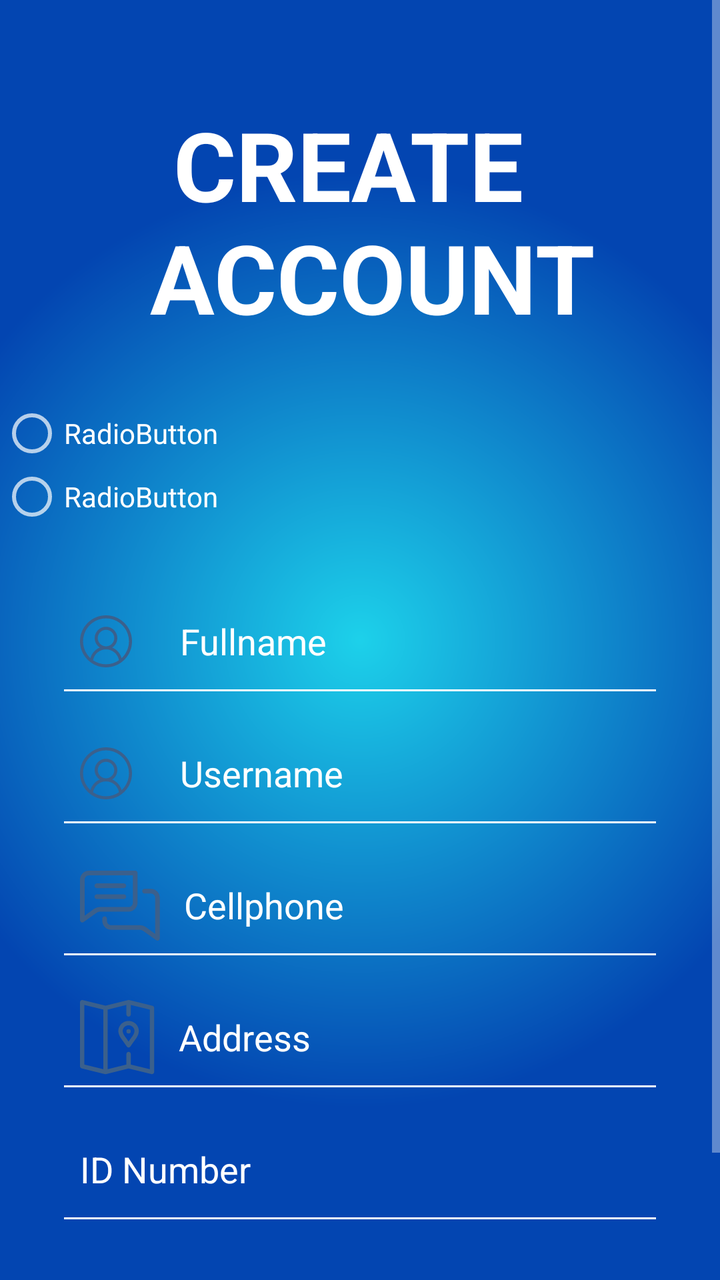
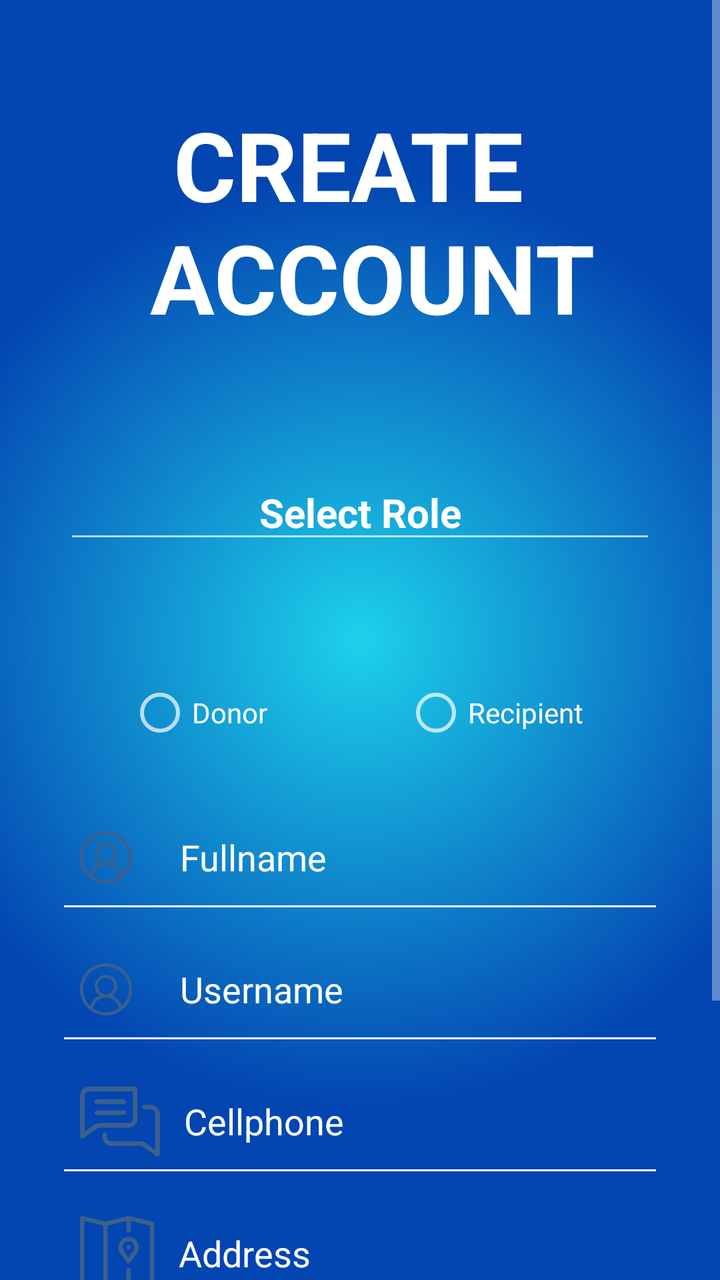

Compare the two renders of this Android layout. The source of the first and the diff that turns it into the second are given below.
<!-- AndroidManifest.xml: application theme Theme.SupplyDrop -->
<!-- res/layout/activity_signup.xml -->
<?xml version="1.0" encoding="utf-8"?>
<androidx.constraintlayout.widget.ConstraintLayout xmlns:android="http://schemas.android.com/apk/res/android"
    xmlns:app="http://schemas.android.com/apk/res-auto"
    xmlns:tools="http://schemas.android.com/tools"
    android:id="@+id/main"
    android:layout_width="match_parent"
    android:layout_height="match_parent"
    android:background="@drawable/login_background">


    <ScrollView
        android:layout_width="match_parent"
        android:layout_height="match_parent"
        app:layout_constraintBottom_toBottomOf="parent"
        app:layout_constraintEnd_toEndOf="parent"
        app:layout_constraintStart_toStartOf="parent"
        app:layout_constraintTop_toTopOf="parent">

        <LinearLayout
            android:layout_width="match_parent"
            android:layout_height="wrap_content"
            android:orientation="vertical">

            <TextView
                android:id="@+id/loginLbl"
                android:layout_width="match_parent"
                android:layout_height="wrap_content"
                android:gravity="center"
                android:paddingTop="50dp"
                android:paddingBottom="30dp"
                android:text="CREATE \n ACCOUNT"
                android:textAlignment="center"
                android:textColor="@color/white"
                android:textSize="48sp"
                android:textStyle="bold" />

            <RadioGroup
                android:layout_width="match_parent"
                android:layout_height="63dp">

                <RadioButton
                    android:id="@+id/radioButton"
                    android:layout_width="match_parent"
                    android:layout_height="wrap_content"
                    android:text="RadioButton" />

                <RadioButton
                    android:id="@+id/radioButton2"
                    android:layout_width="match_parent"
                    android:layout_height="wrap_content"
                    android:text="RadioButton" />
            </RadioGroup>

            <EditText
                android:id="@+id/fullnameTxt"
                android:layout_width="match_parent"
                android:layout_height="50dp"
                android:layout_marginStart="32dp"
                android:layout_marginTop="32dp"
                android:layout_marginEnd="32dp"
                android:background="@drawable/edittext_background"
                android:drawableStart="@drawable/name"
                android:drawablePadding="24dp"
                android:ems="10"
                android:hint="Enter Your Fullname"
                android:inputType="textPersonName"
                android:padding="8dp"
                android:text="Fullname"
                android:textColor="@color/white" />

            <EditText
                android:id="@+id/usernameTxt"
                android:layout_width="match_parent"
                android:layout_height="50dp"
                android:layout_marginStart="32dp"
                android:layout_marginTop="16dp"
                android:layout_marginEnd="32dp"
                android:background="@drawable/edittext_background"
                android:drawableStart="@drawable/name"
                android:drawablePadding="24dp"
                android:ems="10"
                android:hint="Enter A Username"
                android:inputType="text"
                android:padding="8dp"
                android:text="Username"
                android:textColor="@color/white" />

            <EditText
                android:id="@+id/cellphoneTxt"
                android:layout_width="match_parent"
                android:layout_height="50dp"
                android:layout_marginStart="32dp"
                android:layout_marginTop="16dp"
                android:layout_marginEnd="32dp"
                android:background="@drawable/edittext_background"
                android:drawableStart="@drawable/ic_3"
                android:drawablePadding="12dp"
                android:ems="10"
                android:hint="Enter Your Cellphone Number"
                android:inputType="phone"
                android:padding="8dp"
                android:text="Cellphone"
                android:textColor="@color/white" />

            <EditText
                android:id="@+id/Address"
                android:layout_width="match_parent"
                android:layout_height="50dp"
                android:layout_marginStart="32dp"
                android:layout_marginTop="16dp"
                android:layout_marginEnd="32dp"
                android:background="@drawable/edittext_background"
                android:drawableStart="@drawable/ic_2"
                android:drawablePadding="12dp"
                android:ems="10"
                android:hint="Enter Your Address"
                android:inputType="textEmailAddress"
                android:padding="8dp"
                android:text="Address"
                android:textColor="@color/white" />

            <EditText
                android:id="@+id/IdentificationNo"
                android:layout_width="match_parent"
                android:layout_height="50dp"
                android:layout_marginStart="32dp"
                android:layout_marginTop="16dp"
                android:layout_marginEnd="32dp"
                android:background="@drawable/edittext_background"
                android:drawablePadding="16dp"
                android:ems="10"
                android:hint="Enter Your ID number"
                android:inputType="text|number"
                android:padding="8dp"
                android:text="ID Number"
                android:textColor="@color/white" />

            <ImageView
                android:id="@+id/imageView3"
                android:layout_width="wrap_content"
                android:layout_height="wrap_content"
                android:layout_gravity="end"
                android:layout_marginTop="32dp"
                android:layout_marginEnd="32dp"
                app:srcCompat="@drawable/btn_arrow2" />

        </LinearLayout>
    </ScrollView>
</androidx.constraintlayout.widget.ConstraintLayout>
<!-- resources referenced by this layout -->
<resources>
  <color name="white">#FFFFFFFF</color>
  <!-- drawable btn_arrow2: png bitmap (drawable-hdpi, 3339 bytes) -->
  <!-- drawable edittext_background (drawable) -->
  <?xml version="1.0" encoding="utf-8"?>
  <layer-list xmlns:android="http://schemas.android.com/apk/res/android">
      <item android:top="-3dp" android:bottom="-1dp" android:right="-3dp" android:left="-3dp">
          <shape android:shape="rectangle">
              <stroke android:width="2dp" android:color="@color/white"/>
          </shape>
      </item>
  </layer-list>
  <!-- drawable ic_2: png bitmap (drawable-hdpi, 1267 bytes) -->
  <!-- drawable ic_3: png bitmap (drawable-hdpi, 1434 bytes) -->
  <!-- drawable login_background (drawable) -->
  <?xml version="1.0" encoding="utf-8"?>
  <shape xmlns:android="http://schemas.android.com/apk/res/android">
      <gradient
          android:type="radial"
          android:gradientRadius="65%p"
          android:centerX="50%"
          android:centerY="50%"
          android:startColor="@color/lblue"
          android:endColor="@color/dblue">
  
      </gradient></shape>
  <!-- drawable name: png bitmap (drawable-hdpi, 1406 bytes) -->
  <style name="Theme.SupplyDrop" parent="Base.Theme.SupplyDrop" />
  <color name="lblue">#1DD1EA</color>
  <color name="dblue">#0345B1</color>
  <style name="Base.Theme.SupplyDrop" parent="Theme.AppCompat.NoActionBar">
          
          
      </style>
</resources>

<!-- the commit's change to res/layout/activity_signup.xml (unified diff, before → after) -->
@@ -34,21 +34,47 @@
                 android:textSize="48sp"
                 android:textStyle="bold" />
 
+            <EditText
+                android:id="@+id/roleLbl"
+                android:layout_width="match_parent"
+                android:layout_height="wrap_content"
+                android:layout_marginStart="32dp"
+                android:layout_marginTop="32dp"
+                android:layout_marginEnd="32dp"
+                android:ems="10"
+                android:inputType="text"
+                android:text="Select Role"
+                android:textAlignment="center"
+                android:textSize="20sp"
+                android:textStyle="bold" />
+
             <RadioGroup
                 android:layout_width="match_parent"
-                android:layout_height="63dp">
+                android:layout_height="63dp"
+                android:orientation="horizontal"
+                android:layout_marginStart="32dp"
+                android:layout_marginTop="32dp"
+                android:layout_marginEnd="32dp">
 
                 <RadioButton
-                    android:id="@+id/radioButton"
-                    android:layout_width="match_parent"
+                    android:id="@+id/donorBtn"
+                    android:layout_width="wrap_content"
                     android:layout_height="wrap_content"
-                    android:text="RadioButton" />
+                    android:layout_marginStart="32dp"
+                    android:layout_marginTop="32dp"
+                    android:layout_marginEnd="32dp"
+                    android:layout_weight="1"
+                    android:text="Donor" />
 
                 <RadioButton
-                    android:id="@+id/radioButton2"
-                    android:layout_width="match_parent"
+                    android:id="@+id/recipientBtn"
+                    android:layout_width="wrap_content"
                     android:layout_height="wrap_content"
-                    android:text="RadioButton" />
+                    android:layout_marginStart="32dp"
+                    android:layout_marginTop="32dp"
+                    android:layout_marginEnd="32dp"
+                    android:layout_weight="1"
+                    android:text="Recipient" />
             </RadioGroup>
 
             <EditText
